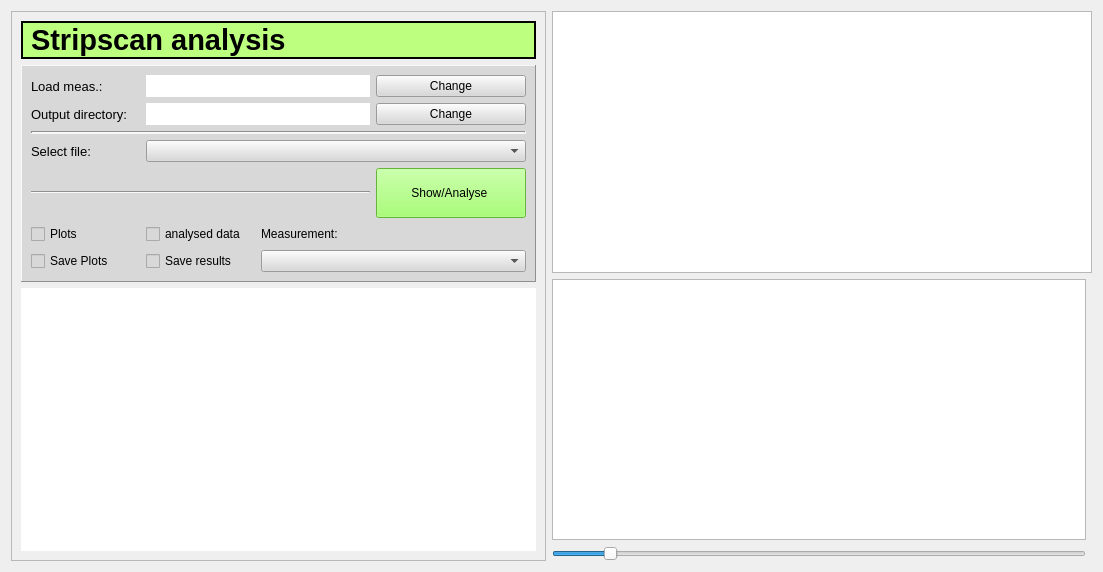
Above: UniDAQ/QT_Designer_UI/badstrip.ui from Chilldose/COMET before the change. Below: the same form after it.
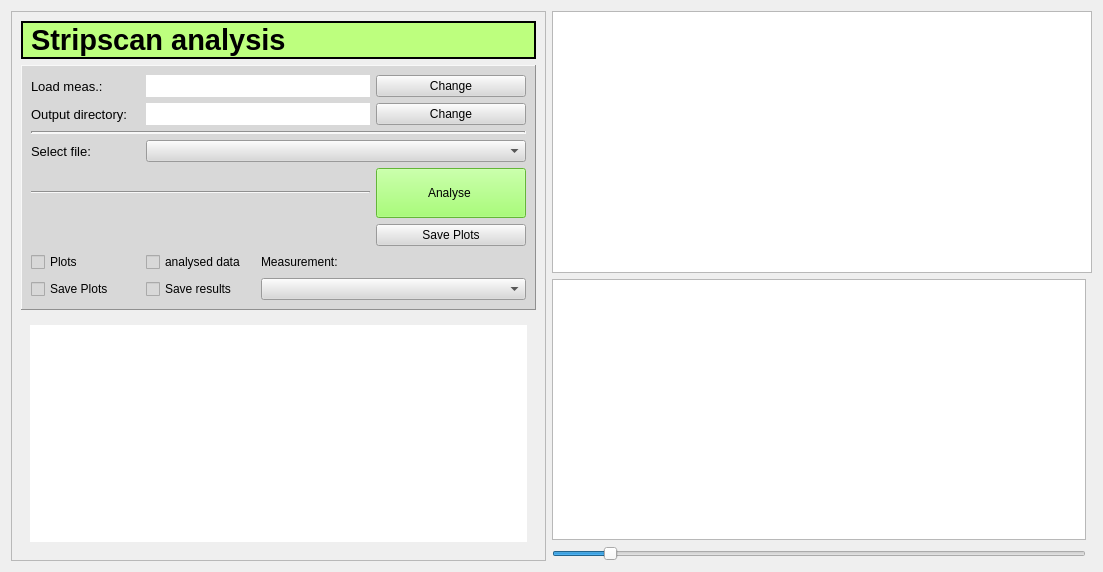
That is the form after the change. Custom widgets are drawn as their Qt base class.

Commit message: bad strip detection gui improvements and specs check added

Patch:
```diff
--- a/UniDAQ/QT_Designer_UI/badstrip.ui
+++ b/UniDAQ/QT_Designer_UI/badstrip.ui
@@ -168,7 +168,26 @@
          <number>1</number>
         </property>
         <layout class="QGridLayout" name="gridLayout">
-         <item row="5" column="2" colspan="2">
+         <item row="1" column="1" colspan="2">
+          <widget class="QLabel" name="label_output">
+           <property name="styleSheet">
+            <string notr="true">background-color: rgb(255, 255, 255);</string>
+           </property>
+           <property name="text">
+            <string/>
+           </property>
+           <property name="scaledContents">
+            <bool>true</bool>
+           </property>
+           <property name="wordWrap">
+            <bool>true</bool>
+           </property>
+           <property name="textInteractionFlags">
+            <set>Qt::LinksAccessibleByMouse|Qt::TextEditable</set>
+           </property>
+          </widget>
+         </item>
+         <item row="6" column="2" colspan="2">
           <widget class="QLabel" name="label_5">
            <property name="text">
             <string>Measurement:</string>
@@ -243,46 +262,29 @@
             <string notr="true">background-color: rgb(140, 255, 78);</string>
            </property>
            <property name="text">
-            <string>Show/Analyse </string>
+            <string>Analyse </string>
            </property>
           </widget>
          </item>
-         <item row="6" column="0">
+         <item row="1" column="0">
+          <widget class="QLabel" name="label">
+           <property name="font">
+            <font>
+             <pointsize>10</pointsize>
+            </font>
+           </property>
+           <property name="text">
+            <string>Output directory:</string>
+           </property>
+          </widget>
+         </item>
+         <item row="7" column="0">
           <widget class="QCheckBox" name="cb_Save_plots">
            <property name="text">
             <string>Save Plots</string>
            </property>
           </widget>
          </item>
-         <item row="1" column="1" colspan="2">
-          <widget class="QLabel" name="label_output">
-           <property name="styleSheet">
-            <string notr="true">background-color: rgb(255, 255, 255);</string>
-           </property>
-           <property name="text">
-            <string/>
-           </property>
-           <property name="scaledContents">
-            <bool>true</bool>
-           </property>
-           <property name="wordWrap">
-            <bool>true</bool>
-           </property>
-           <property name="textInteractionFlags">
-            <set>Qt::LinksAccessibleByMouse|Qt::TextEditable</set>
-           </property>
-          </widget>
-         </item>
-         <item row="6" column="2" colspan="2">
-          <widget class="QComboBox" name="which_measurement"/>
-         </item>
-         <item row="4" column="0" colspan="3">
-          <widget class="Line" name="line_2">
-           <property name="orientation">
-            <enum>Qt::Horizontal</enum>
-           </property>
-          </widget>
-         </item>
          <item row="3" column="0">
           <widget class="QLabel" name="label_4">
            <property name="font">
@@ -295,46 +297,20 @@
            </property>
           </widget>
          </item>
-         <item row="3" column="1" colspan="3">
-          <widget class="QComboBox" name="which_plot"/>
+         <item row="7" column="2" colspan="2">
+          <widget class="QComboBox" name="which_measurement"/>
          </item>
-         <item row="1" column="3">
-          <widget class="QPushButton" name="Button_changeoutput">
-           <property name="text">
-            <string>Change</string>
-           </property>
-          </widget>
-         </item>
-         <item row="6" column="1">
+         <item row="7" column="1">
           <widget class="QCheckBox" name="cb_Save_results">
            <property name="text">
             <string>Save results</string>
            </property>
           </widget>
          </item>
-         <item row="5" column="0">
-          <widget class="QCheckBox" name="radioPlots">
-           <property name="enabled">
-            <bool>false</bool>
-           </property>
+         <item row="1" column="3">
+          <widget class="QPushButton" name="Button_changeoutput">
            <property name="text">
-            <string>Plots</string>
-           </property>
-           <property name="checkable">
-            <bool>true</bool>
-           </property>
-          </widget>
-         </item>
-         <item row="5" column="1">
-          <widget class="QCheckBox" name="radioData">
-           <property name="enabled">
-            <bool>false</bool>
-           </property>
-           <property name="text">
-            <string>analysed data</string>
-           </property>
-           <property name="checkable">
-            <bool>true</bool>
+            <string>Change</string>
            </property>
           </widget>
          </item>
@@ -350,40 +326,111 @@
            </property>
           </widget>
          </item>
+         <item row="4" column="0" colspan="3">
+          <widget class="Line" name="line_2">
+           <property name="orientation">
+            <enum>Qt::Horizontal</enum>
+           </property>
+          </widget>
+         </item>
+         <item row="6" column="1">
+          <widget class="QCheckBox" name="radioData">
+           <property name="enabled">
+            <bool>false</bool>
+           </property>
+           <property name="text">
+            <string>analysed data</string>
+           </property>
+           <property name="checkable">
+            <bool>true</bool>
+           </property>
+          </widget>
+         </item>
+         <item row="3" column="1" colspan="3">
+          <widget class="QComboBox" name="which_plot"/>
+         </item>
+         <item row="6" column="0">
+          <widget class="QCheckBox" name="radioPlots">
+           <property name="enabled">
+            <bool>false</bool>
+           </property>
+           <property name="text">
+            <string>Plots</string>
+           </property>
+           <property name="checkable">
+            <bool>true</bool>
+           </property>
+          </widget>
+         </item>
+         <item row="5" column="3">
+          <widget class="QPushButton" name="save_plots_button">
+           <property name="text">
+            <string>Save Plots</string>
+           </property>
+          </widget>
+         </item>
         </layout>
        </widget>
       </item>
       <item>
-       <widget class="QLabel" name="report_lable">
-        <property name="sizePolicy">
-         <sizepolicy hsizetype="Expanding" vsizetype="Expanding">
-          <horstretch>0</horstretch>
-          <verstretch>0</verstretch>
-         </sizepolicy>
+       <widget class="QScrollArea" name="scrollArea">
+        <property name="frameShape">
+         <enum>QFrame::NoFrame</enum>
         </property>
-        <property name="font">
-         <font>
-          <pointsize>10</pointsize>
-         </font>
+        <property name="lineWidth">
+         <number>0</number>
         </property>
-        <property name="autoFillBackground">
+        <property name="widgetResizable">
          <bool>true</bool>
         </property>
-        <property name="styleSheet">
-         <string notr="true">background-color: rgb(255, 255, 255);</string>
-        </property>
-        <property name="text">
-         <string/>
-        </property>
-        <property name="alignment">
-         <set>Qt::AlignJustify|Qt::AlignTop</set>
-        </property>
-        <property name="wordWrap">
-         <bool>true</bool>
-        </property>
-        <property name="margin">
-         <number>15</number>
-        </property>
+        <widget class="QWidget" name="scrollAreaWidgetContents">
+         <property name="geometry">
+          <rect>
+           <x>0</x>
+           <y>0</y>
+           <width>510</width>
+           <height>192</height>
+          </rect>
+         </property>
+         <layout class="QHBoxLayout" name="horizontalLayout">
+          <item>
+           <widget class="QLabel" name="report_lable">
+            <property name="sizePolicy">
+             <sizepolicy hsizetype="Expanding" vsizetype="Expanding">
+              <horstretch>0</horstretch>
+              <verstretch>0</verstretch>
+             </sizepolicy>
+            </property>
+            <property name="font">
+             <font>
+              <pointsize>10</pointsize>
+             </font>
+            </property>
+            <property name="autoFillBackground">
+             <bool>false</bool>
+            </property>
+            <property name="styleSheet">
+             <string notr="true">background-color: rgb(255, 255, 255);</string>
+            </property>
+            <property name="text">
+             <string/>
+            </property>
+            <property name="alignment">
+             <set>Qt::AlignJustify|Qt::AlignTop</set>
+            </property>
+            <property name="wordWrap">
+             <bool>true</bool>
+            </property>
+            <property name="margin">
+             <number>0</number>
+            </property>
+            <property name="textInteractionFlags">
+             <set>Qt::LinksAccessibleByMouse|Qt::TextSelectableByMouse</set>
+            </property>
+           </widget>
+          </item>
+         </layout>
+        </widget>
        </widget>
       </item>
      </layout>
```
Left out of the diff: 26 changed lines with no effect on the pictures. The commit also changes 7 other files.
